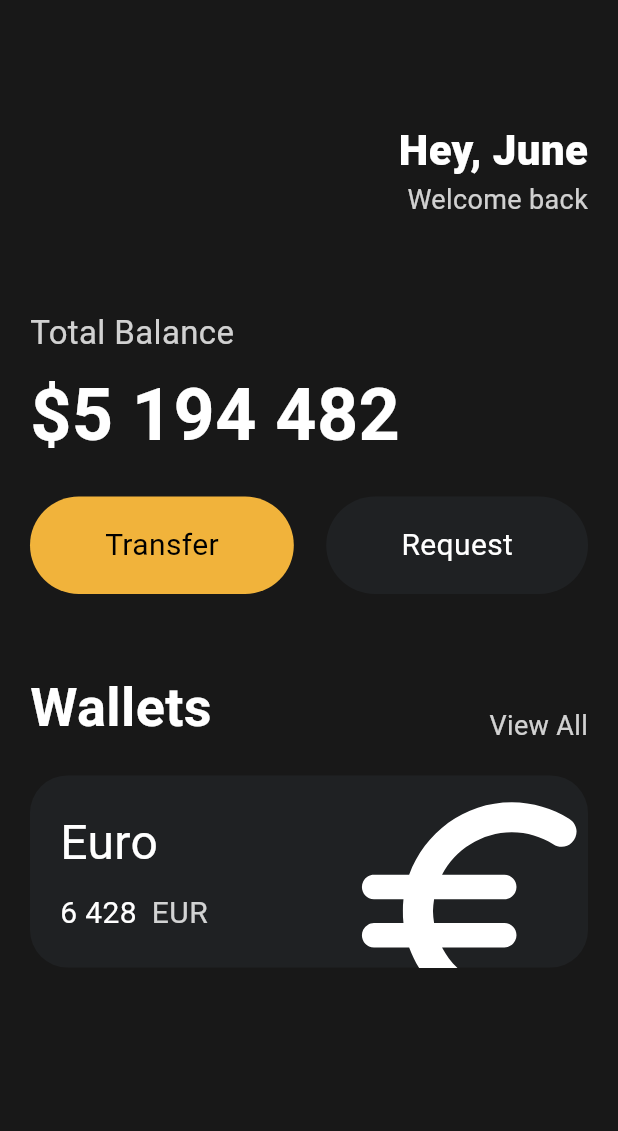
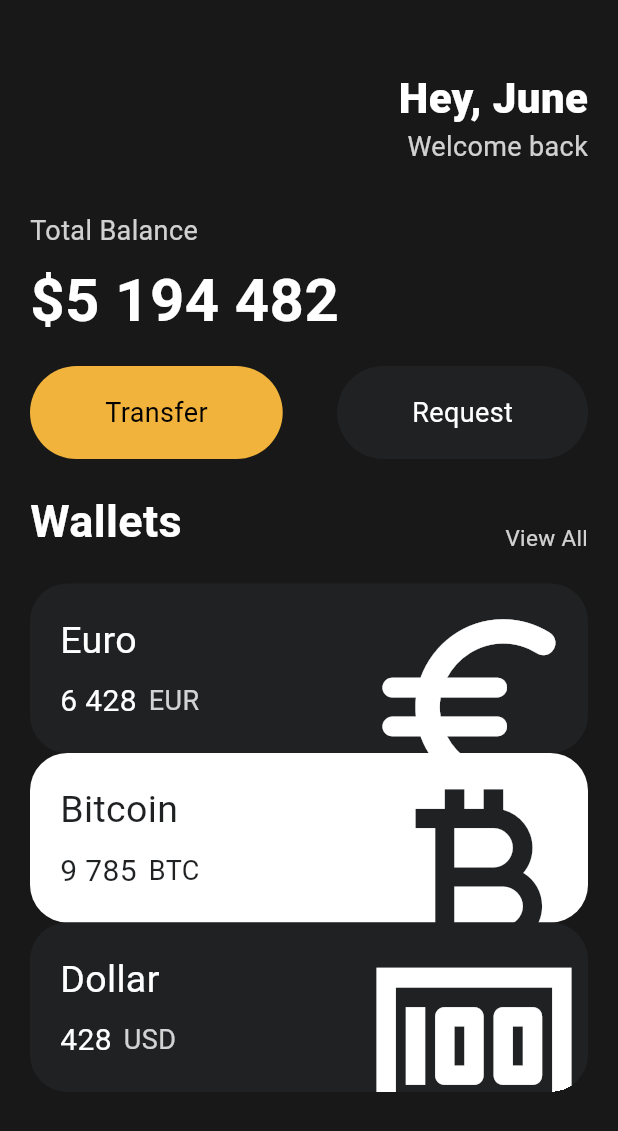
Before and after one commit to jiyeong97/BankApplicationUI, a Flutter app: the screen it shows after launch, on a phone screen of 412 x 824 dp. Shown: the top 1131 px of the screen. Run offline on Flutter 3.47's test engine with Material 3 defaults, Android fonts, the phone set to English and light mode, and no system bars.

Commit message:
reusable_card

```diff
--- a/lib/main.dart
+++ b/lib/main.dart
@@ -1,5 +1,6 @@
 import 'package:flutter/material.dart';
 import 'package:flutter_application_1/widegets/button.dart';
+import 'package:flutter_application_1/widegets/currency_card.dart';
 
 void main() {
   runApp(const App());
@@ -19,7 +20,7 @@ class App extends StatelessWidget {
             crossAxisAlignment: CrossAxisAlignment.start,
             children: [
               const SizedBox(
-                height: 80,
+                height: 45,
               ),
               Row(
                 mainAxisAlignment: MainAxisAlignment.end,
@@ -45,12 +46,12 @@ class App extends StatelessWidget {
                 ],
               ),
               const SizedBox(
-                height: 60,
+                height: 30,
               ),
               Text(
                 'Total Balance',
                 style: TextStyle(
-                  fontSize: 22,
+                  fontSize: 18,
                   color: Colors.white.withOpacity(0.8),
                 ),
               ),
@@ -60,13 +61,13 @@ class App extends StatelessWidget {
               const Text(
                 '\$5 194 482',
                 style: TextStyle(
-                  fontSize: 48,
+                  fontSize: 40,
                   fontWeight: FontWeight.w600,
                   color: Colors.white,
                 ),
               ),
               const SizedBox(
-                height: 20,
+                height: 15,
               ),
               const Row(
                 mainAxisAlignment: MainAxisAlignment.spaceBetween,
@@ -84,7 +85,7 @@ class App extends StatelessWidget {
                 ],
               ),
               const SizedBox(
-                height: 50,
+                height: 20,
               ),
               Row(
                 crossAxisAlignment: CrossAxisAlignment.end,
@@ -94,7 +95,7 @@ class App extends StatelessWidget {
                     'Wallets',
                     style: TextStyle(
                       color: Colors.white,
-                      fontSize: 36,
+                      fontSize: 30,
                       fontWeight: FontWeight.w600,
                     ),
                   ),
@@ -102,7 +103,7 @@ class App extends StatelessWidget {
                     'View All',
                     style: TextStyle(
                       color: Colors.white.withOpacity(0.8),
-                      fontSize: 18,
+                      fontSize: 15,
                     ),
                   ),
                 ],
@@ -110,68 +111,24 @@ class App extends StatelessWidget {
               const SizedBox(
                 height: 20,
               ),
-              Container(
-                clipBehavior: Clip.hardEdge,
-                decoration: BoxDecoration(
-                  color: const Color(0xFF1F2123),
-                  borderRadius: BorderRadius.circular(25),
-                ),
-                child: Padding(
-                  padding:
-                      const EdgeInsets.symmetric(vertical: 20, horizontal: 20),
-                  child: Row(
-                    mainAxisAlignment: MainAxisAlignment.spaceBetween,
-                    children: [
-                      Column(
-                        crossAxisAlignment: CrossAxisAlignment.start,
-                        children: [
-                          const Text(
-                            'Euro',
-                            style: TextStyle(
-                              color: Colors.white,
-                              fontSize: 32,
-                            ),
-                          ),
-                          const SizedBox(
-                            height: 10,
-                          ),
-                          Row(
-                            children: [
-                              const Text(
-                                '6 428',
-                                style: TextStyle(
-                                  color: Colors.white,
-                                  fontSize: 20,
-                                ),
-                              ),
-                              const SizedBox(
-                                width: 10,
-                              ),
-                              Text(
-                                'EUR',
-                                style: TextStyle(
-                                    color: Colors.white.withOpacity(0.8),
-                                    fontSize: 20),
-                              ),
-                            ],
-                          )
-                        ],
-                      ),
-                     Transform.scale(
-                      scale: 2.2,
-                      child:  Transform.translate(
-                        offset: const Offset(-5, 12),
-                        child: const Icon(
-                          Icons.euro_rounded,
-                          color: Colors.white,
-                          size: 88,
-                        ),
-                      ),
-                     )
-                    ],
-                  ),
-                ),
-              ),
+              const CurrencyCard(
+                  name: 'Euro',
+                  code: 'EUR',
+                  amount: '6 428',
+                  icon: Icons.euro_rounded,
+                  isInverted: false,),
+                  const CurrencyCard(
+                  name: 'Bitcoin',
+                  code: 'BTC',
+                  amount: '9 785',
+                  icon: Icons.currency_bitcoin,
+                  isInverted: true,),
+                  const CurrencyCard(
+                  name: 'Dollar',
+                  code: 'USD',
+                  amount: '428',
+                  icon: Icons.money,
+                  isInverted: false,)
             ],
           ),
         ),
--- a/lib/widegets/button.dart
+++ b/lib/widegets/button.dart
@@ -28,7 +28,7 @@ class Button extends StatelessWidget {
           text,
           style: TextStyle(
             color: textColor,
-            fontSize: 20,
+            fontSize: 18,
           ),
         ),
       ),
--- /dev/null
+++ b/lib/widegets/currency_card.dart
@@ -0,0 +1,81 @@
+import 'package:flutter/material.dart';
+
+class CurrencyCard extends StatelessWidget {
+  final String name, code, amount;
+  final IconData icon;
+  final bool isInverted;
+
+  final blackColor = const Color(0xFF1F2123);
+
+  const CurrencyCard(
+      {super.key,
+      required this.name,
+      required this.code,
+      required this.amount,
+      required this.icon,
+      required this.isInverted});
+
+  @override
+  Widget build(BuildContext context) {
+    return Container(
+      clipBehavior: Clip.hardEdge,
+      decoration: BoxDecoration(
+        color:isInverted? Colors.white : blackColor,
+        borderRadius: BorderRadius.circular(25),
+      ),
+      child: Padding(
+        padding: const EdgeInsets.symmetric(vertical: 20, horizontal: 20),
+        child: Row(
+          mainAxisAlignment: MainAxisAlignment.spaceBetween,
+          children: [
+            Column(
+              crossAxisAlignment: CrossAxisAlignment.start,
+              children: [
+                 Text(
+                  name,
+                  style: TextStyle(
+                    color:isInverted? blackColor : Colors.white,
+                    fontSize: 25,
+                  ),
+                ),
+                const SizedBox(
+                  height: 8,
+                ),
+                Row(
+                  children: [
+                    Text(
+                      amount,
+                      style: TextStyle(
+                        color: isInverted? blackColor : Colors.white,
+                        fontSize: 20,
+                      ),
+                    ),
+                    const SizedBox(
+                      width: 8,
+                    ),
+                    Text(
+                      code,
+                      style: TextStyle(
+                          color: isInverted? blackColor: Colors.white.withOpacity(0.8), fontSize: 18),
+                    ),
+                  ],
+                )
+              ],
+            ),
+            Transform.scale(
+              scale: 2.6,
+              child: Transform.translate(
+                offset: const Offset(-10, 10),
+                child: Icon(
+                  icon,
+                  color: isInverted? blackColor : Colors.white,
+                  size: 60,
+                ),
+              ),
+            )
+          ],
+        ),
+      ),
+    );
+  }
+}
```
